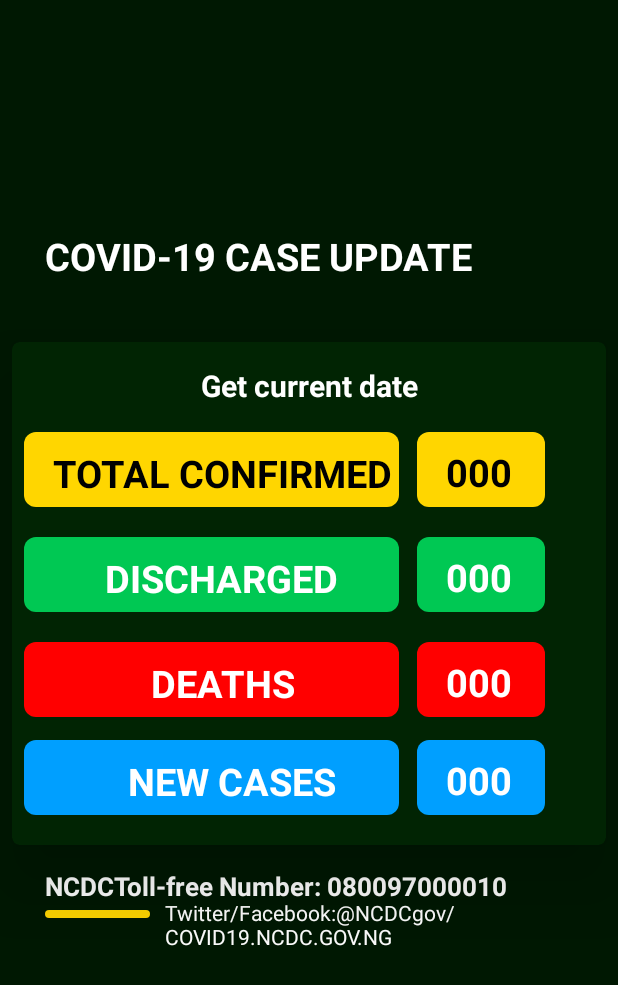
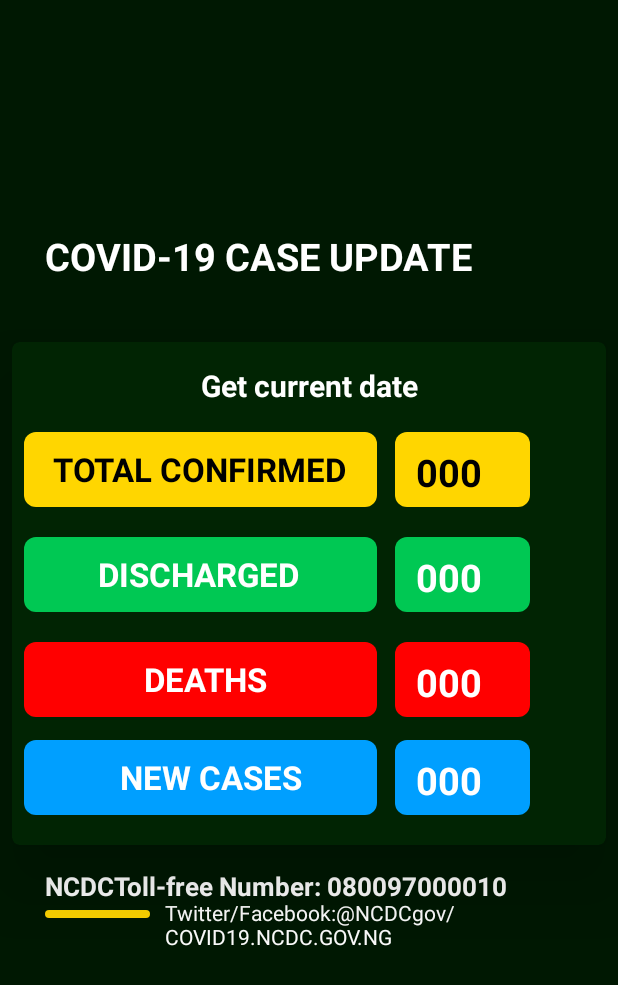
Before and after one commit to yinkyAde/NCDCSELFTEST, an Android app: the Liveupdate screen opened directly, with no data from a screen before it, on a phone screen of 412 x 824 dp. Shown: the top 985 px of the screen. Run offline under Robolectric (Android 15) with nearby library versions, the phone set to English and light mode, and no system bars; our stand-ins replace Volley; network calls fail.

Commit message:
Commit on liveUpdate blue template and new cases

```diff
--- a/app/build.gradle
+++ b/app/build.gradle
@@ -23,10 +23,11 @@
     implementation fileTree(dir: 'libs', include: ['*.jar'])
     implementation 'androidx.appcompat:appcompat:1.1.0'
     implementation 'androidx.constraintlayout:constraintlayout:1.1.3'
-    implementation 'com.google.firebase:firebase-database:16.0.4'
+    implementation 'com.google.firebase:firebase-database:19.3.0'
+    implementation 'com.android.volley:volley:1.1.1'
     testImplementation 'junit:junit:4.12'
     androidTestImplementation 'androidx.test:runner:1.2.0'
     androidTestImplementation 'androidx.test.espresso:espresso-core:3.2.0'
-    implementation 'androidx.recyclerview:recyclerview:1.0.0'
+    implementation 'androidx.recyclerview:recyclerview:1.1.0'
     implementation 'androidx.cardview:cardview:1.0.0'
 }
--- a/app/src/main/java/com/example/ncdc_selftest/Activities/Liveupdate.java
+++ b/app/src/main/java/com/example/ncdc_selftest/Activities/Liveupdate.java
@@ -22,8 +22,8 @@
 import org.json.JSONObject;
 
 public class Liveupdate extends AppCompatActivity {
-    private      String url = "https://corona.lmao.ninja/v2/countries";
-    private TextView Totalconfirmed, TotalDeaths, TotalRecovered;
+    private String url = "https://corona.lmao.ninja/v2/countries";
+    private TextView Totalconfirmed, TotalDeaths, TotalRecovered, TotalNewCases;
     private Context mContext;
     private Activity mActivity;
 
@@ -31,12 +31,13 @@
     protected void onCreate(@Nullable Bundle savedInstanceState) {
         super.onCreate(savedInstanceState);
         setContentView(R.layout.liveupdate);
-        Totalconfirmed = findViewById(R.id.total_conf);
+        Totalconfirmed = findViewById(R.id.total);
         TotalDeaths = findViewById(R.id.deaths);
         TotalRecovered = findViewById(R.id.discharged);
+        TotalNewCases = findViewById(R.id.newcases);
         mContext = getApplicationContext();
         mActivity = Liveupdate.this;
-        Toast.makeText(mContext,"Loading....", Toast.LENGTH_SHORT).show();
+        Toast.makeText(mContext, "Loading....", Toast.LENGTH_LONG).show();
 
         // Initialize a new RequestQueue instance
         RequestQueue requestQueue = Volley.newRequestQueue(mContext);
@@ -52,42 +53,42 @@
 
 
                         // Process the JSON
-                        try{
+                        try {
                             // Loop through the array elements
-                            for(int i=0;i<response.length();i++){
+                            for (int i = 0; i < response.length(); i++) {
                                 // Get current json object
-                                JSONObject cases= response.getJSONObject(i);
+                                JSONObject cases = response.getJSONObject(i);
 
                                 // Get the current cases (json object) data
                                 String COUNTRY = cases.getString("country");
 
-                                if (COUNTRY.equals("Nigeria") ){
+                                if (COUNTRY.equals("Nigeria")) {
                                     String confrimedC = cases.getString("cases");
                                     String DeathsC = cases.getString("deaths");
                                     String recovered = cases.getString("recovered");
+                                    String NewCases = cases.getString("todayCases");
 
                                     // Display the formatted json data in text view
-                                Totalconfirmed.setText(confrimedC);
-                                TotalDeaths.setText(DeathsC);
-                                TotalRecovered.setText(recovered);
+                                    Totalconfirmed.setText(confrimedC);
+                                    TotalDeaths.setText(DeathsC);
+                                    TotalRecovered.setText(recovered);
+                                    TotalNewCases.setText(NewCases);
 
-                                    Toast.makeText(mContext,"Successful", Toast.LENGTH_SHORT).show();
-
-
+                                    Toast.makeText(mContext, "Live Update Successful", Toast.LENGTH_SHORT).show();
 
 
                                 }
                             }
-                        }catch (JSONException e){
+                        } catch (JSONException e) {
                             e.printStackTrace();
                         }
                     }
                 },
-                new Response.ErrorListener(){
+                new Response.ErrorListener() {
                     @Override
-                    public void onErrorResponse(VolleyError error){
+                    public void onErrorResponse(VolleyError error) {
                         // Do something when error occurred
-                        Toast.makeText(mContext,"Error...", Toast.LENGTH_SHORT).show();
+                        Toast.makeText(mContext, "Error... Please Check Internet Connection", Toast.LENGTH_LONG).show();
                         error.printStackTrace();
 
                     }
@@ -98,4 +99,4 @@
         requestQueue.add(jsonArrayRequest);
     }
 
-        }
+}
--- a/app/src/main/res/layout/liveupdate.xml
+++ b/app/src/main/res/layout/liveupdate.xml
@@ -47,7 +47,7 @@
             android:layout_width="match_parent"
             android:layout_height="wrap_content">
             <LinearLayout
-                android:layout_width="250dp"
+                android:layout_width="235dp"
                 android:layout_height="50dp"
                 android:background="@drawable/yellow"
                 android:layout_marginTop="60dp"
@@ -59,17 +59,17 @@
                     android:text="TOTAL CONFIRMED"
                     android:textStyle="bold"
                     android:textColor="#000"
-                    android:textSize="25dp"
+                    android:textSize="22dp"
                     android:gravity="center_vertical"
                     android:layout_marginTop="6dp"
                     android:layout_marginLeft="15dp"/>
             </LinearLayout>
             <LinearLayout
-                android:layout_width="85dp"
+                android:layout_width="90dp"
                 android:layout_height="50dp"
                 android:background="@drawable/yellow"
                 android:layout_marginTop="60dp"
-                android:layout_marginLeft="270dp"
+                android:layout_marginLeft="255dp"
                 android:padding="4dp">
                 <TextView
                     android:id="@+id/total"
@@ -81,7 +81,7 @@
                     android:textSize="25dp"
                     android:gravity="center_vertical"
                     android:layout_marginTop="5dp"
-                    android:layout_marginLeft="15dp"/>
+                    android:layout_marginLeft="10dp"/>
             </LinearLayout>
         </RelativeLayout>
         <RelativeLayout
@@ -90,7 +90,7 @@
             android:layout_height="wrap_content"
             android:layout_marginTop="60dp">
             <LinearLayout
-                android:layout_width="250dp"
+                android:layout_width="235dp"
                 android:layout_height="50dp"
                 android:background="@drawable/green"
                 android:layout_marginTop="70dp"
@@ -102,17 +102,17 @@
                     android:text="DISCHARGED"
                     android:textStyle="bold"
                     android:textColor="#ffffff"
-                    android:textSize="25dp"
+                    android:textSize="22dp"
                     android:gravity="center_vertical"
                     android:layout_marginTop="6dp"
-                    android:layout_marginLeft="50dp"/>
+                    android:layout_marginLeft="45dp"/>
             </LinearLayout>
             <LinearLayout
-                android:layout_width="85dp"
+                android:layout_width="90dp"
                 android:layout_height="50dp"
                 android:background="@drawable/green"
                 android:layout_marginTop="70dp"
-                android:layout_marginLeft="270dp"
+                android:layout_marginLeft="255dp"
                 android:padding="4dp">
                 <TextView
                     android:id="@+id/discharged"
@@ -124,7 +124,7 @@
                     android:textSize="25dp"
                     android:gravity="center_vertical"
                     android:layout_marginTop="5dp"
-                    android:layout_marginLeft="15dp"/>
+                    android:layout_marginLeft="10dp"/>
             </LinearLayout>
         </RelativeLayout>
         <RelativeLayout
@@ -133,7 +133,7 @@
             android:layout_height="wrap_content"
             android:layout_marginTop="100dp">
             <LinearLayout
-                android:layout_width="250dp"
+                android:layout_width="235dp"
                 android:layout_height="50dp"
                 android:background="@drawable/red"
                 android:layout_marginTop="100dp"
@@ -145,17 +145,17 @@
                     android:text="DEATHS"
                     android:textStyle="bold"
                     android:textColor="#fff"
-                    android:textSize="25dp"
+                    android:textSize="22dp"
                     android:gravity="center_horizontal"
                     android:layout_marginTop="6dp"
-                    android:layout_marginLeft="80dp"/>
+                    android:layout_marginLeft="75dp"/>
             </LinearLayout>
             <LinearLayout
-                android:layout_width="85dp"
+                android:layout_width="90dp"
                 android:layout_height="50dp"
                 android:background="@drawable/red"
                 android:layout_marginTop="100dp"
-                android:layout_marginLeft="270dp"
+                android:layout_marginLeft="255dp"
                 android:padding="4dp">
                 <TextView
                     android:id="@+id/deaths"
@@ -167,7 +167,7 @@
                     android:textSize="25dp"
                     android:gravity="center_vertical"
                     android:layout_marginTop="5dp"
-                    android:layout_marginLeft="15dp"/>
+                    android:layout_marginLeft="10dp"/>
             </LinearLayout>
         </RelativeLayout>
         <RelativeLayout
@@ -176,7 +176,7 @@
             android:layout_height="wrap_content"
             android:layout_marginTop="100dp">
             <LinearLayout
-                android:layout_width="250dp"
+                android:layout_width="235dp"
                 android:layout_height="50dp"
                 android:background="@drawable/blue"
                 android:layout_marginTop="165dp"
@@ -188,17 +188,17 @@
                     android:text="NEW CASES"
                     android:textStyle="bold"
                     android:textColor="#fff"
-                    android:textSize="25dp"
+                    android:textSize="22dp"
                     android:gravity="center_horizontal"
                     android:layout_marginTop="6dp"
-                    android:layout_marginLeft="65dp"/>
+                    android:layout_marginLeft="60dp"/>
             </LinearLayout>
             <LinearLayout
-                android:layout_width="85dp"
+                android:layout_width="90dp"
                 android:layout_height="50dp"
                 android:background="@drawable/blue"
                 android:layout_marginTop="165dp"
-                android:layout_marginLeft="270dp"
+                android:layout_marginLeft="255dp"
                 android:padding="4dp">
                 <TextView
                     android:id="@+id/newcases"
@@ -210,7 +210,7 @@
                     android:textSize="25dp"
                     android:gravity="center_vertical"
                     android:layout_marginTop="5dp"
-                    android:layout_marginLeft="15dp"/>
+                    android:layout_marginLeft="10dp"/>
             </LinearLayout>
         </RelativeLayout>
 
```
Also changed, not shown: 934 other files.
